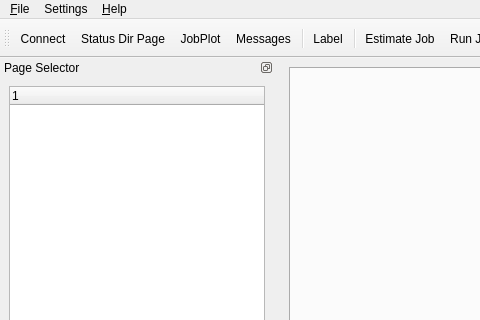
First picture: the form in bacula/src/qt-console/main.ui, repository rkorzeniewski/bacula, before the edit; both pictures show x 0 to 480 and y 0 to 320 of the 882 by 689 pixel window.
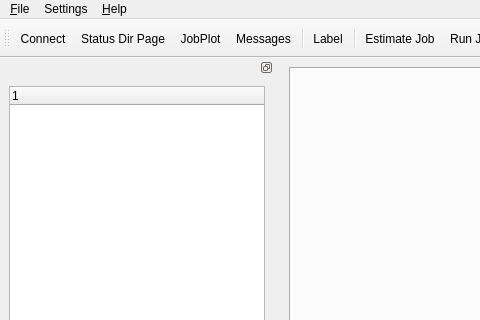
Second picture: the form after the edit. Icons and pictures are not drawn.

Commit message: Remove useless title

Patch:
```diff
--- a/bacula/src/qt-console/main.ui
+++ b/bacula/src/qt-console/main.ui
@@ -157,9 +157,6 @@
    <property name="allowedAreas" >
     <set>Qt::AllDockWidgetAreas</set>
    </property>
-   <property name="windowTitle" >
-    <string>Page Selector</string>
-   </property>
    <attribute name="dockWidgetArea" >
     <number>1</number>
    </attribute>
```
